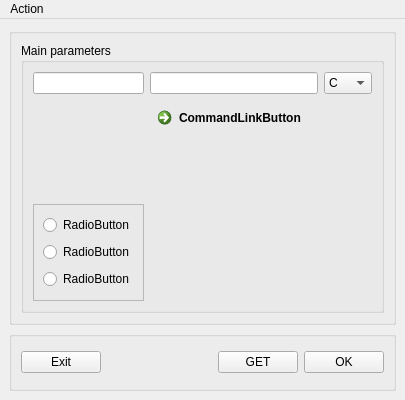
Qt form src/ui/parameterdialog.ui (BamWolf/altium-common-library.client) before a commit.
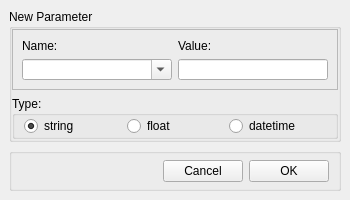
The same form after that commit.

Commit message: adding and deleting parameters works

Diff of the .ui file:
```diff
--- a/src/ui/parameterdialog.ui
+++ b/src/ui/parameterdialog.ui
@@ -9,18 +9,24 @@
    <rect>
     <x>0</x>
     <y>0</y>
-    <width>386</width>
-    <height>400</height>
+    <width>350</width>
+    <height>200</height>
    </rect>
   </property>
+  <property name="minimumSize">
+   <size>
+    <width>350</width>
+    <height>200</height>
+   </size>
+  </property>
+  <property name="maximumSize">
+   <size>
+    <width>350</width>
+    <height>200</height>
+   </size>
+  </property>
   <property name="windowTitle">
-   <string>MainWindow</string>
-  </property>
-  <property name="toolButtonStyle">
-   <enum>Qt::ToolButtonTextUnderIcon</enum>
-  </property>
-  <property name="tabShape">
-   <enum>QTabWidget::Triangular</enum>
+   <string>Add New Parameter</string>
   </property>
   <widget class="QWidget" name="centralwidget">
    <layout class="QVBoxLayout" name="verticalLayout_2">
@@ -30,107 +36,118 @@
        <enum>QLayout::SetMaximumSize</enum>
       </property>
       <item>
-       <widget class="QGroupBox" name="dataBox">
-        <property name="minimumSize">
-         <size>
-          <width>0</width>
-          <height>100</height>
-         </size>
-        </property>
-        <property name="maximumSize">
-         <size>
-          <width>16777215</width>
-          <height>16777215</height>
-         </size>
-        </property>
+       <widget class="QGroupBox" name="topBox">
         <property name="title">
-         <string/>
+         <string>New Parameter</string>
         </property>
-        <layout class="QGridLayout" name="gridLayout_2">
-         <item row="0" column="0">
+        <layout class="QGridLayout" name="gridLayout">
+         <property name="margin">
+          <number>0</number>
+         </property>
+         <item row="0" column="2">
+          <widget class="QFrame" name="frameTop">
+           <property name="frameShape">
+            <enum>QFrame::StyledPanel</enum>
+           </property>
+           <property name="frameShadow">
+            <enum>QFrame::Raised</enum>
+           </property>
+           <layout class="QGridLayout" name="gridLayout_2">
+            <item row="1" column="0">
+             <widget class="QComboBox" name="nameBox">
+              <property name="sizePolicy">
+               <sizepolicy hsizetype="Expanding" vsizetype="Fixed">
+                <horstretch>0</horstretch>
+                <verstretch>0</verstretch>
+               </sizepolicy>
+              </property>
+              <property name="editable">
+               <bool>true</bool>
+              </property>
+              <item>
+               <property name="text">
+                <string/>
+               </property>
+              </item>
+              <item>
+               <property name="text">
+                <string>Value</string>
+               </property>
+              </item>
+              <item>
+               <property name="text">
+                <string>Tolerance</string>
+               </property>
+              </item>
+              <item>
+               <property name="text">
+                <string>Class</string>
+               </property>
+              </item>
+              <item>
+               <property name="text">
+                <string>Standard</string>
+               </property>
+              </item>
+             </widget>
+            </item>
+            <item row="0" column="0">
+             <widget class="QLabel" name="nameLabel">
+              <property name="text">
+               <string>Name:</string>
+              </property>
+             </widget>
+            </item>
+            <item row="0" column="2">
+             <widget class="QLabel" name="valueLabel">
+              <property name="text">
+               <string>Value:</string>
+              </property>
+             </widget>
+            </item>
+            <item row="1" column="2">
+             <widget class="QLineEdit" name="valueEdit"/>
+            </item>
+           </layout>
+          </widget>
+         </item>
+         <item row="3" column="2">
           <widget class="QGroupBox" name="groupBox">
            <property name="title">
-            <string>Main parameters</string>
+            <string>Type:</string>
            </property>
-           <layout class="QGridLayout" name="gridLayout">
-            <item row="0" column="3">
-             <widget class="QLineEdit" name="pn_line"/>
-            </item>
-            <item row="0" column="2">
-             <widget class="QLineEdit" name="m_line"/>
-            </item>
-            <item row="0" column="4">
-             <widget class="QComboBox" name="categoryBox">
-              <item>
-               <property name="text">
-                <string>C</string>
-               </property>
-              </item>
-              <item>
-               <property name="text">
-                <string>R</string>
-               </property>
-              </item>
-              <item>
-               <property name="text">
-                <string>L</string>
-               </property>
-              </item>
-              <item>
-               <property name="text">
-                <string>T</string>
-               </property>
-              </item>
-              <item>
-               <property name="text">
-                <string>DD</string>
-               </property>
-              </item>
-              <item>
-               <property name="text">
-                <string>DA</string>
-               </property>
-              </item>
+           <layout class="QHBoxLayout" name="horizontalLayout_3">
+            <property name="leftMargin">
+             <number>9</number>
+            </property>
+            <property name="topMargin">
+             <number>0</number>
+            </property>
+            <property name="bottomMargin">
+             <number>0</number>
+            </property>
+            <item>
+             <widget class="QRadioButton" name="stringRadio">
+              <property name="text">
+               <string>string</string>
+              </property>
+              <property name="checked">
+               <bool>true</bool>
+              </property>
              </widget>
             </item>
-            <item row="3" column="3">
-             <widget class="QCommandLinkButton" name="commandLinkButton">
+            <item>
+             <widget class="QRadioButton" name="floatRadio">
               <property name="text">
-               <string>CommandLinkButton</string>
+               <string>float</string>
               </property>
              </widget>
             </item>
-            <item row="4" column="2">
-             <widget class="QFrame" name="frame">
-              <property name="frameShape">
-               <enum>QFrame::StyledPanel</enum>
+            <item>
+             <widget class="QRadioButton" name="datetimeRadio">
+              <property name="text">
+               <string>datetime</string>
               </property>
-              <property name="frameShadow">
-               <enum>QFrame::Raised</enum>
-              </property>
-              <layout class="QVBoxLayout" name="verticalLayout_3">
-               <item>
-                <widget class="QRadioButton" name="radioButton_3">
-                 <property name="text">
-                  <string>RadioButton</string>
-                 </property>
-                </widget>
-               </item>
-               <item>
-                <widget class="QRadioButton" name="radioButton">
-                 <property name="text">
-                  <string>RadioButton</string>
-                 </property>
-                </widget>
-               </item>
-               <item>
-                <widget class="QRadioButton" name="radioButton_2">
-                 <property name="text">
-                  <string>RadioButton</string>
-                 </property>
-                </widget>
-               </item>
-              </layout>
              </widget>
             </item>
            </layout>
@@ -140,30 +157,26 @@
        </widget>
       </item>
       <item>
-       <widget class="QGroupBox" name="controlBox">
-        <property name="minimumSize">
-         <size>
-          <width>0</width>
-          <height>60</height>
-         </size>
-        </property>
-        <property name="maximumSize">
-         <size>
-          <width>16777215</width>
-          <height>60</height>
-         </size>
+       <widget class="QGroupBox" name="bottomBox">
+        <property name="sizePolicy">
+         <sizepolicy hsizetype="Expanding" vsizetype="Fixed">
+          <horstretch>0</horstretch>
+          <verstretch>0</verstretch>
+         </sizepolicy>
         </property>
         <property name="title">
          <string/>
         </property>
         <layout class="QHBoxLayout" name="horizontalLayout">
-         <item>
-          <widget class="QPushButton" name="exitButton">
-           <property name="text">
-            <string>Exit</string>
-           </property>
-          </widget>
-         </item>
+         <property name="leftMargin">
+          <number>9</number>
+         </property>
+         <property name="topMargin">
+          <number>6</number>
+         </property>
+         <property name="bottomMargin">
+          <number>6</number>
+         </property>
          <item>
           <spacer name="horizontalSpacer">
            <property name="orientation">
@@ -171,16 +184,16 @@
            </property>
            <property name="sizeHint" stdset="0">
             <size>
-             <width>516</width>
+             <width>40</width>
              <height>20</height>
             </size>
            </property>
           </spacer>
          </item>
          <item>
-          <widget class="QPushButton" name="getButton">
+          <widget class="QPushButton" name="exitButton">
            <property name="text">
-            <string>GET</string>
+            <string>Cancel</string>
            </property>
           </widget>
          </item>
@@ -198,23 +211,6 @@
     </item>
    </layout>
   </widget>
-  <widget class="QMenuBar" name="menubar">
-   <property name="geometry">
-    <rect>
-     <x>0</x>
-     <y>0</y>
-     <width>386</width>
-     <height>21</height>
-    </rect>
-   </property>
-   <widget class="QMenu" name="menuDo">
-    <property name="title">
-     <string>Action</string>
-    </property>
-    <addaction name="actionExit"/>
-   </widget>
-   <addaction name="menuDo"/>
-  </widget>
   <action name="actionExit">
    <property name="text">
     <string>Exit</string>
```
Left out of the diff: 10 changed lines with no effect on the pictures. The commit also changes 7 other files.
